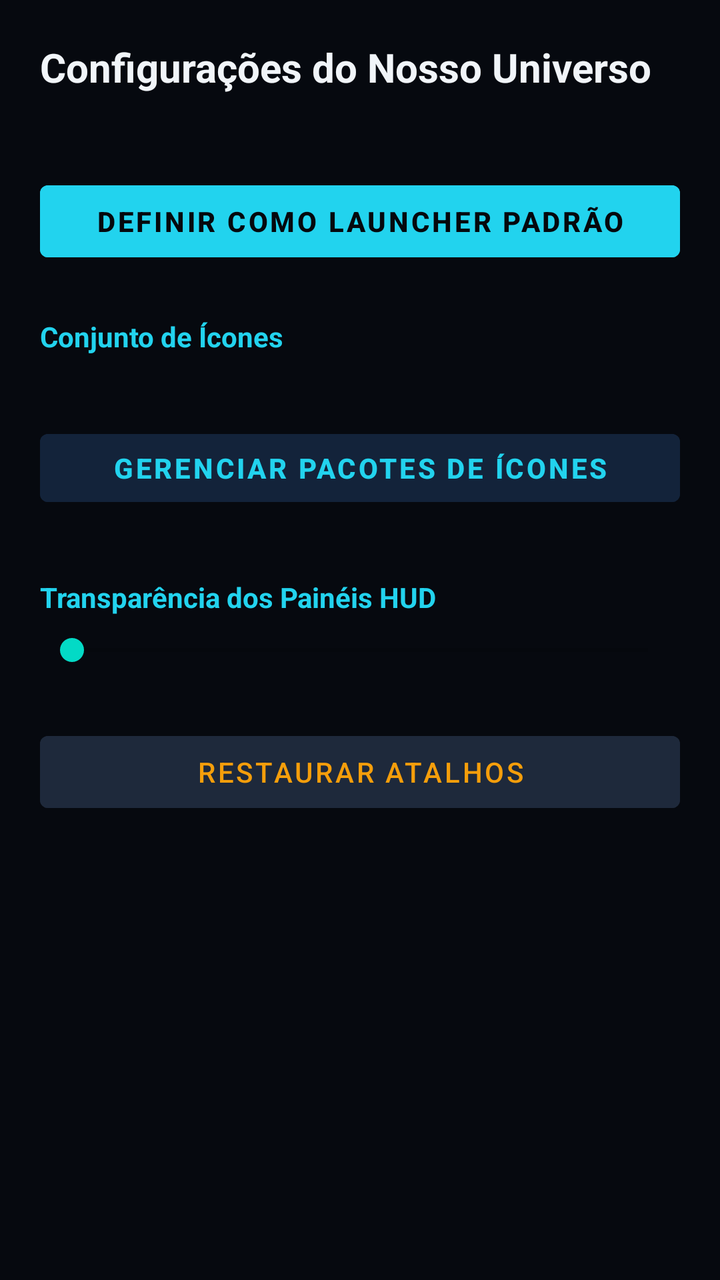
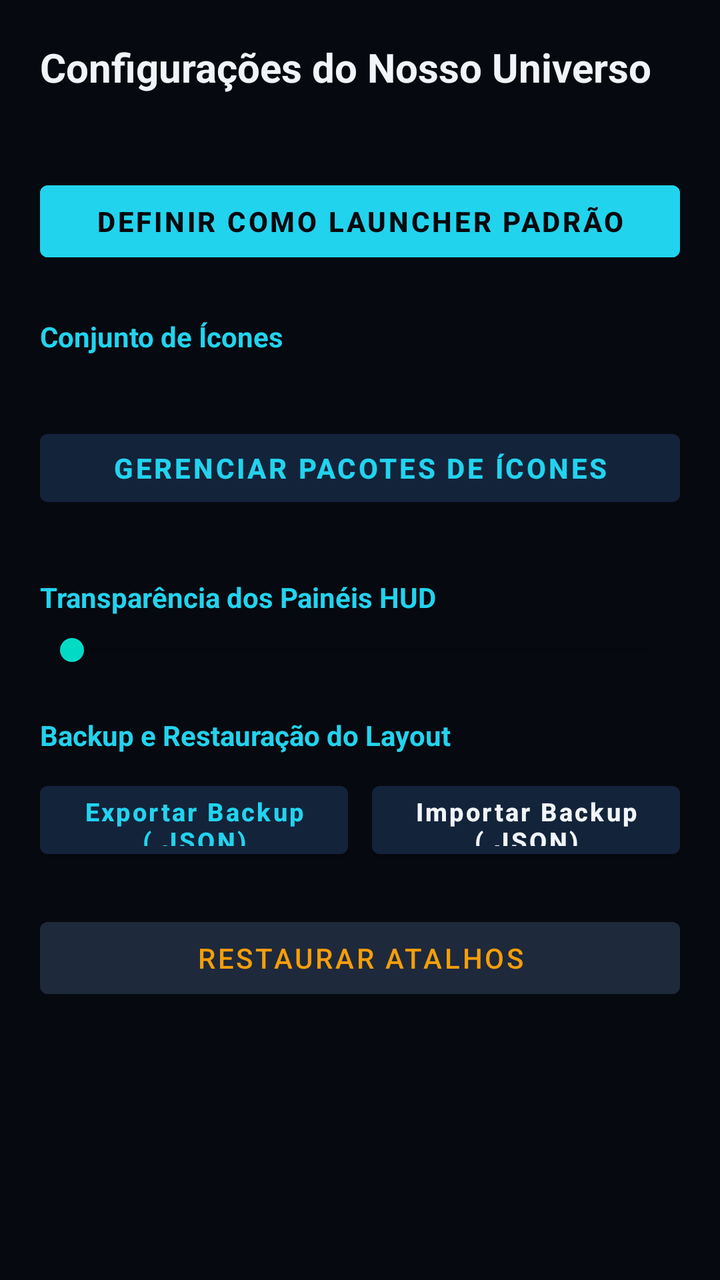

The first picture is an Android layout as it rendered before a commit; the second is the same layout after the commit. The layout source and the unified diff follow.
<!-- AndroidManifest.xml: application theme Theme.NossoUniverso.Wallpaper -->
<!-- res/layout/activity_settings.xml -->
<?xml version="1.0" encoding="utf-8"?>
<ScrollView xmlns:android="http://schemas.android.com/apk/res/android"
    android:layout_width="match_parent"
    android:layout_height="match_parent"
    android:background="#06090F"
    android:fillViewport="true">

    <LinearLayout
        android:layout_width="match_parent"
        android:layout_height="wrap_content"
        android:orientation="vertical"
        android:padding="20dp">

        <TextView
            android:layout_width="wrap_content"
            android:layout_height="wrap_content"
            android:text="@string/settings_title"
            android:textColor="@color/hud_text_primary"
            android:textSize="20sp"
            android:textStyle="bold" />

        <TextView
            android:id="@+id/txtDefaultStatus"
            android:layout_width="match_parent"
            android:layout_height="wrap_content"
            android:layout_marginTop="12dp"
            android:textColor="@color/hud_text_secondary"
            android:textSize="13sp" />

        <Button
            android:id="@+id/btnSetDefaultLauncher"
            android:layout_width="match_parent"
            android:layout_height="48dp"
            android:layout_marginTop="10dp"
            android:backgroundTint="@color/hud_cyan"
            android:text="@string/set_default_launcher"
            android:textColor="#05080D"
            android:textStyle="bold" />

        <TextView
            android:layout_width="wrap_content"
            android:layout_height="wrap_content"
            android:layout_marginTop="24dp"
            android:text="@string/icon_pack_section"
            android:textColor="@color/hud_cyan"
            android:textSize="14sp"
            android:textStyle="bold" />

        <TextView
            android:id="@+id/txtSettingsActivePack"
            android:layout_width="match_parent"
            android:layout_height="wrap_content"
            android:layout_marginTop="6dp"
            android:textColor="@color/hud_text_secondary"
            android:textSize="12.5sp" />

        <Button
            android:id="@+id/btnOpenIconPackManager"
            android:layout_width="match_parent"
            android:layout_height="46dp"
            android:layout_marginTop="10dp"
            android:backgroundTint="#13233A"
            android:text="@string/manage_icon_packs"
            android:textColor="@color/hud_cyan"
            android:textStyle="bold" />

        <RadioGroup
            android:id="@+id/radioIconPacks"
            android:layout_width="match_parent"
            android:layout_height="wrap_content"
            android:layout_marginTop="8dp" />

        <TextView
            android:layout_width="wrap_content"
            android:layout_height="wrap_content"
            android:layout_marginTop="24dp"
            android:text="@string/hud_transparency_section"
            android:textColor="@color/hud_cyan"
            android:textSize="14sp"
            android:textStyle="bold" />

        <SeekBar
            android:id="@+id/seekOpacity"
            android:layout_width="match_parent"
            android:layout_height="wrap_content"
            android:layout_marginTop="8dp"
            android:max="70" />

        <Button
            android:id="@+id/btnResetShortcuts"
            android:layout_width="match_parent"
            android:layout_height="48dp"
            android:layout_marginTop="28dp"
            android:backgroundTint="#1E293B"
            android:text="@string/reset_shortcuts"
            android:textColor="@color/hud_amber" />
    </LinearLayout>
</ScrollView>
<!-- resources referenced by this layout -->
<resources>
  <color name="hud_amber">#F59E0B</color>
  <color name="hud_cyan">#22D3EE</color>
  <color name="hud_text_primary">#F1F5F9</color>
  <color name="hud_text_secondary">#94A3B8</color>
  <string name="hud_transparency_section">Transparência dos Painéis HUD</string>
  <string name="icon_pack_section">Conjunto de Ícones</string>
  <string name="manage_icon_packs">Gerenciar Pacotes de Ícones</string>
  <string name="reset_shortcuts">Restaurar Atalhos</string>
  <string name="set_default_launcher">Definir como Launcher Padrão</string>
  <string name="settings_title">Configurações do Nosso Universo</string>
  <style name="Theme.NossoUniverso.Wallpaper" parent="Theme.MaterialComponents.DayNight.NoActionBar">
          <item name="android:windowShowWallpaper">true</item>
          <item name="android:windowBackground">@android:color/transparent</item>
          <item name="android:colorBackground">@android:color/transparent</item>
          <item name="android:colorBackgroundCacheHint">@null</item>
          <item name="android:windowContentOverlay">@null</item>
          <item name="android:backgroundDimEnabled">false</item>
          <item name="android:backgroundDimAmount">0.0</item>
          <item name="android:statusBarColor">@android:color/transparent</item>
          <item name="android:navigationBarColor">@android:color/transparent</item>
          <item name="android:windowLightStatusBar">false</item>
          <item name="android:windowDrawsSystemBarBackgrounds">true</item>
      </style>
</resources>

<!-- the commit's change to res/layout/activity_settings.xml (unified diff, before → after) -->
@@ -86,11 +86,53 @@
             android:layout_marginTop="8dp"
             android:max="70" />
 
+        <TextView
+            android:layout_width="wrap_content"
+            android:layout_height="wrap_content"
+            android:layout_marginTop="24dp"
+            android:text="@string/backup_section"
+            android:textColor="@color/hud_cyan"
+            android:textSize="14sp"
+            android:textStyle="bold" />
+
+        <LinearLayout
+            android:layout_width="match_parent"
+            android:layout_height="wrap_content"
+            android:layout_marginTop="10dp"
+            android:orientation="horizontal">
+
+            <Button
+                android:id="@+id/btnExportBackup"
+                android:layout_width="0dp"
+                android:layout_height="46dp"
+                android:layout_marginEnd="6dp"
+                android:layout_weight="1"
+                android:backgroundTint="#13233A"
+                android:text="@string/export_backup_json"
+                android:textAllCaps="false"
+                android:textColor="@color/hud_cyan"
+                android:textSize="12.5sp"
+                android:textStyle="bold" />
+
+            <Button
+                android:id="@+id/btnImportBackup"
+                android:layout_width="0dp"
+                android:layout_height="46dp"
+                android:layout_marginStart="6dp"
+                android:layout_weight="1"
+                android:backgroundTint="#13233A"
+                android:text="@string/import_backup_json"
+                android:textAllCaps="false"
+                android:textColor="@color/hud_text_primary"
+                android:textSize="12.5sp"
+                android:textStyle="bold" />
+        </LinearLayout>
+
         <Button
             android:id="@+id/btnResetShortcuts"
             android:layout_width="match_parent"
             android:layout_height="48dp"
-            android:layout_marginTop="28dp"
+            android:layout_marginTop="22dp"
             android:backgroundTint="#1E293B"
             android:text="@string/reset_shortcuts"
             android:textColor="@color/hud_amber" />
<!-- resource entries referenced after the edit -->
@@ -4,8 +4,11 @@
   <color name="hud_cyan">#22D3EE</color>
   <color name="hud_text_primary">#F1F5F9</color>
   <color name="hud_text_secondary">#94A3B8</color>
+  <string name="backup_section">Backup e Restauração do Layout</string>
+  <string name="export_backup_json">Exportar Backup (.JSON)</string>
   <string name="hud_transparency_section">Transparência dos Painéis HUD</string>
   <string name="icon_pack_section">Conjunto de Ícones</string>
+  <string name="import_backup_json">Importar Backup (.JSON)</string>
   <string name="manage_icon_packs">Gerenciar Pacotes de Ícones</string>
   <string name="reset_shortcuts">Restaurar Atalhos</string>
   <string name="set_default_launcher">Definir como Launcher Padrão</string>
